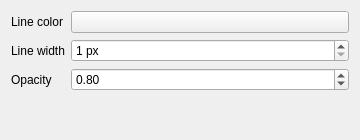
Qt form contents/ui/config.ui (maxugly/infinihair) before a commit.
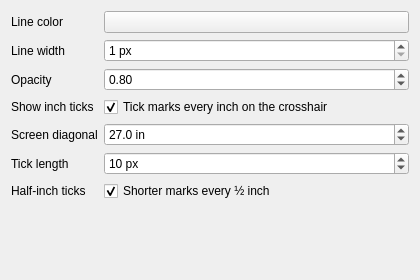
The same form after that commit. Custom widgets are drawn as their Qt base class.

Commit message:
Apply live KWin script config and inch-tick crosshair.
KWin.readConfig stays stale after Configure Apply, so poll kwinrc via
kreadconfig6; normalize KDE R,G,B colors for QML; add tick/PPI settings,
Window-based paint path, and a non-destructive reload.sh.

Patch:
```diff
--- a/contents/ui/config.ui
+++ b/contents/ui/config.ui
@@ -6,8 +6,8 @@
    <rect>
     <x>0</x>
     <y>0</y>
-    <width>360</width>
-    <height>140</height>
+    <width>420</width>
+    <height>280</height>
    </rect>
   </property>
   <property name="windowTitle">
@@ -90,6 +90,107 @@
      </property>
     </widget>
    </item>
+   <item row="3" column="0">
+    <widget class="QLabel" name="labelShowInchTicks">
+     <property name="text">
+      <string>Show inch ticks</string>
+     </property>
+     <property name="buddy">
+      <cstring>kcfg_ShowInchTicks</cstring>
+     </property>
+    </widget>
+   </item>
+   <item row="3" column="1">
+    <widget class="QCheckBox" name="kcfg_ShowInchTicks">
+     <property name="text">
+      <string>Tick marks every inch on the crosshair</string>
+     </property>
+     <property name="checked">
+      <bool>true</bool>
+     </property>
+    </widget>
+   </item>
+   <item row="4" column="0">
+    <widget class="QLabel" name="labelScreenDiagonal">
+     <property name="text">
+      <string>Screen diagonal</string>
+     </property>
+     <property name="buddy">
+      <cstring>kcfg_ScreenDiagonalInches</cstring>
+     </property>
+    </widget>
+   </item>
+   <item row="4" column="1">
+    <widget class="QDoubleSpinBox" name="kcfg_ScreenDiagonalInches">
+     <property name="toolTip">
+      <string>Physical diagonal size of your monitor (e.g. 27 for a 27&quot; display). Combined with the detected resolution of the screen under the cursor to compute pixels-per-inch.</string>
+     </property>
+     <property name="decimals">
+      <number>1</number>
+     </property>
+     <property name="minimum">
+      <double>5.000000000000000</double>
+     </property>
+     <property name="maximum">
+      <double>120.000000000000000</double>
+     </property>
+     <property name="singleStep">
+      <double>0.500000000000000</double>
+     </property>
+     <property name="value">
+      <double>27.000000000000000</double>
+     </property>
+     <property name="suffix">
+      <string> in</string>
+     </property>
+    </widget>
+   </item>
+   <item row="5" column="0">
+    <widget class="QLabel" name="labelTickLength">
+     <property name="text">
+      <string>Tick length</string>
+     </property>
+     <property name="buddy">
+      <cstring>kcfg_TickLength</cstring>
+     </property>
+    </widget>
+   </item>
+   <item row="5" column="1">
+    <widget class="QSpinBox" name="kcfg_TickLength">
+     <property name="minimum">
+      <number>2</number>
+     </property>
+     <property name="maximum">
+      <number>64</number>
+     </property>
+     <property name="value">
+      <number>10</number>
+     </property>
+     <property name="suffix">
+      <string> px</string>
+     </property>
+    </widget>
+   </item>
+   <item row="6" column="0">
+    <widget class="QLabel" name="labelShowHalfInchTicks">
+     <property name="text">
+      <string>Half-inch ticks</string>
+     </property>
+     <property name="buddy">
+      <cstring>kcfg_ShowHalfInchTicks</cstring>
+     </property>
+    </widget>
+   </item>
+   <item row="6" column="1">
+    <widget class="QCheckBox" name="kcfg_ShowHalfInchTicks">
+     <property name="text">
+      <string>Shorter marks every ½ inch</string>
+     </property>
+     <property name="checked">
+      <bool>true</bool>
+     </property>
+    </widget>
+   </item>
   </layout>
  </widget>
  <customwidgets>
```
The commit also changes 5 other files.
